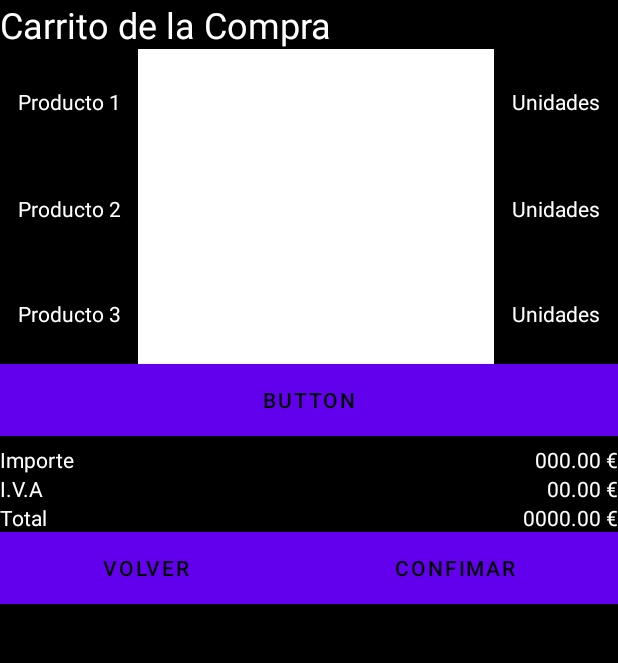
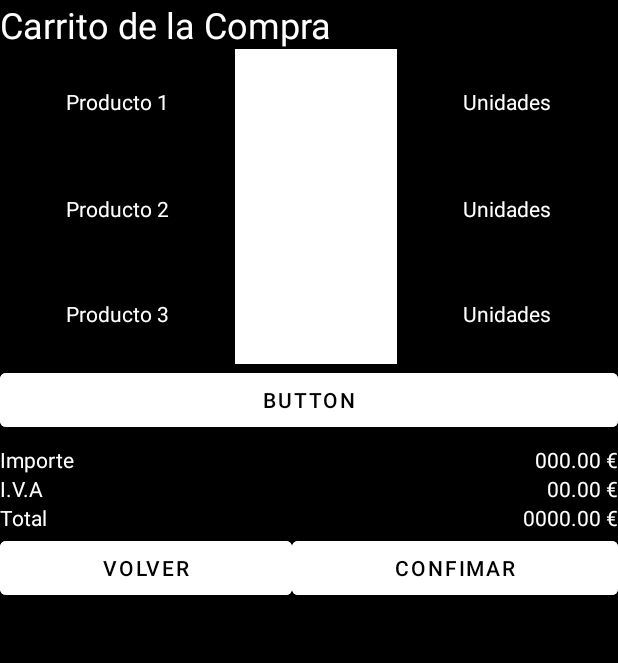
Before and after one commit to JuanmaGaitan24/LinearLayout, an Android app: the screen it shows after launch (MainActivity), on a phone screen of 412 x 824 dp, the part 84-747 px from its top. Run offline under Robolectric (Android 15) with nearby library versions, the phone set to English and light mode, and no system bars.

Commit message:
Ejecicio con lineal layout V3

```diff
--- a/app/src/main/res/layout/activity_main.xml
+++ b/app/src/main/res/layout/activity_main.xml
@@ -40,7 +40,7 @@
 
             <EditText
                 android:id="@+id/editTextNumber3"
-                android:layout_width="wrap_content"
+                android:layout_width="20dp"
                 android:layout_height="70dp"
                 android:layout_weight="1"
                 android:background="@color/white"
@@ -74,7 +74,7 @@
 
             <EditText
                 android:id="@+id/editTextNumber4"
-                android:layout_width="wrap_content"
+                android:layout_width="20dp"
                 android:layout_height="70dp"
                 android:layout_weight="1"
                 android:background="@color/white"
@@ -108,7 +108,7 @@
 
             <EditText
                 android:id="@+id/editTextNumber5"
-                android:layout_width="wrap_content"
+                android:layout_width="20dp"
                 android:layout_height="70dp"
                 android:layout_weight="1"
                 android:background="@color/white"
@@ -130,7 +130,6 @@
             android:id="@+id/button"
             android:layout_width="match_parent"
             android:layout_height="wrap_content"
-            android:background="@color/white"
             android:backgroundTint="@color/white"
             android:backgroundTintMode="add"
             android:hapticFeedbackEnabled="false"
@@ -217,7 +216,6 @@
             android:layout_width="wrap_content"
             android:layout_height="wrap_content"
             android:layout_weight="1"
-            android:background="@color/white"
             android:backgroundTint="@color/white"
             android:backgroundTintMode="add"
             android:hapticFeedbackEnabled="false"
@@ -229,7 +227,6 @@
             android:layout_width="wrap_content"
             android:layout_height="wrap_content"
             android:layout_weight="1"
-            android:background="@color/white"
             android:backgroundTint="@color/white"
             android:backgroundTintMode="add"
             android:hapticFeedbackEnabled="false"
```
